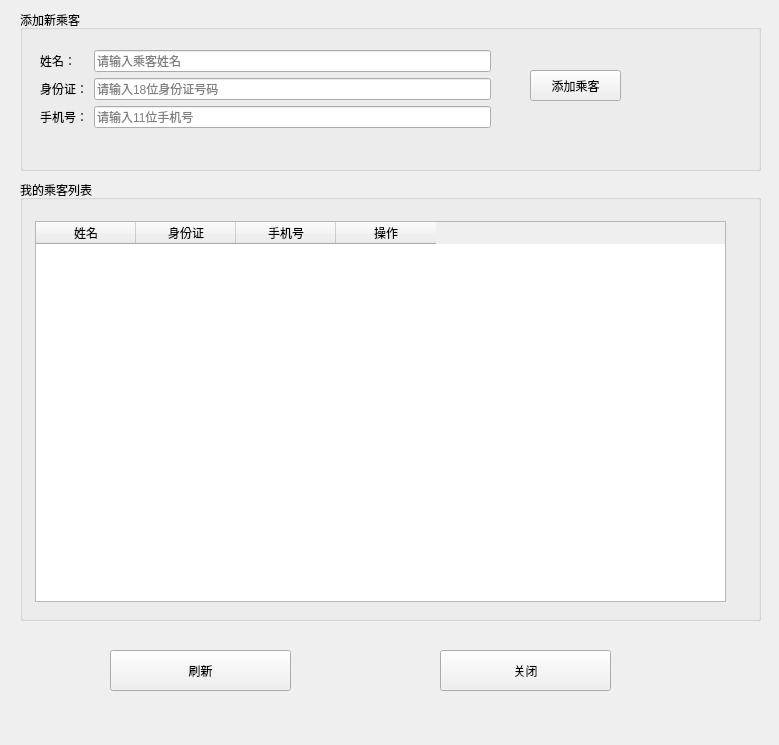
howbirdfly/FlightServer, file Flight/passenger.ui: the form before one commit.
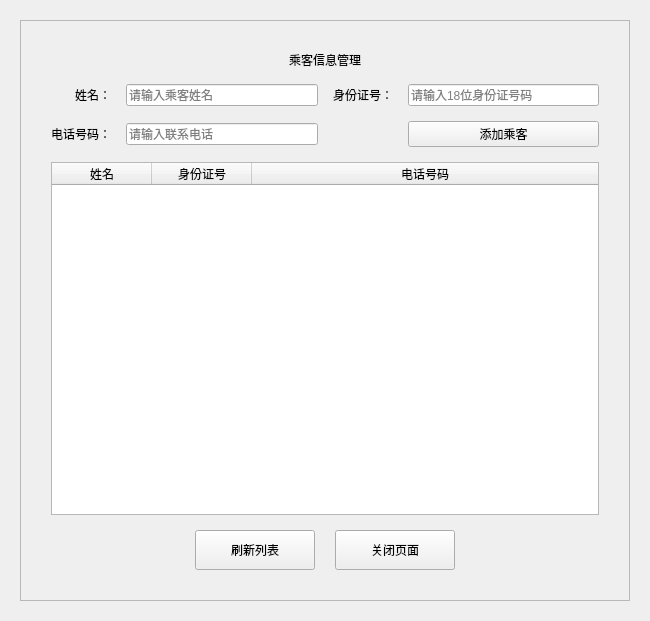
The form after the commit.

Patch:
```diff
--- a/Flight/passenger.ui
+++ b/Flight/passenger.ui
@@ -1,46 +1,81 @@
 <?xml version="1.0" encoding="UTF-8"?>
 <ui version="4.0">
  <class>passenger</class>
- <widget class="QDockWidget" name="passenger">
+ <widget class="QWidget" name="passenger">
   <property name="geometry">
    <rect>
     <x>0</x>
     <y>0</y>
-    <width>779</width>
-    <height>745</height>
+    <width>650</width>
+    <height>621</height>
    </rect>
   </property>
   <property name="windowTitle">
    <string>乘客</string>
   </property>
-  <widget class="QWidget" name="dockWidgetContents">
-   <widget class="QGroupBox" name="groupBox">
-    <property name="geometry">
-     <rect>
-      <x>20</x>
-      <y>10</y>
-      <width>741</width>
-      <height>161</height>
-     </rect>
-    </property>
-    <property name="title">
-     <string>添加新乘客</string>
-    </property>
-    <widget class="QWidget" name="formLayoutWidget">
-     <property name="geometry">
-      <rect>
-       <x>20</x>
-       <y>40</y>
-       <width>451</width>
-       <height>101</height>
-      </rect>
-     </property>
-     <layout class="QFormLayout" name="formLayout">
+  <layout class="QVBoxLayout" name="verticalLayout_main">
+   <property name="spacing">
+    <number>0</number>
+   </property>
+   <property name="leftMargin">
+    <number>20</number>
+   </property>
+   <property name="topMargin">
+    <number>20</number>
+   </property>
+   <property name="rightMargin">
+    <number>20</number>
+   </property>
+   <property name="bottomMargin">
+    <number>20</number>
+   </property>
+   <item>
+    <widget class="QFrame" name="frame">
+     <property name="frameShape">
+      <enum>QFrame::Shape::StyledPanel</enum>
+     </property>
+     <property name="frameShadow">
+      <enum>QFrame::Shadow::Raised</enum>
+     </property>
+     <layout class="QVBoxLayout" name="verticalLayout_frame">
+      <property name="spacing">
+       <number>15</number>
+      </property>
+      <property name="leftMargin">
+       <number>30</number>
+      </property>
+      <property name="topMargin">
+       <number>30</number>
+      </property>
+      <property name="rightMargin">
+       <number>30</number>
+      </property>
+      <property name="bottomMargin">
+       <number>30</number>
+      </property>
+      <item>
+       <widget class="QLabel" name="label_title">
+        <property name="text">
+         <string>乘客信息管理</string>
+        </property>
+        <property name="alignment">
+         <set>Qt::AlignmentFlag::AlignCenter</set>
+        </property>
+       </widget>
+      </item>
+      <item>
+       <layout class="QGridLayout" name="gridLayout_input">
+        <property name="spacing">
+         <number>15</number>
+        </property>
       <item row="0" column="0">
-       <widget class="QLabel" name="label">
+         <widget class="QLabel" name="name">
         <property name="text">
          <string>姓名：</string>
         </property>
+          <property name="alignment">
+           <set>Qt::AlignmentFlag::AlignRight|Qt::AlignmentFlag::AlignTrailing|Qt::AlignmentFlag::AlignVCenter</set>
+          </property>
        </widget>
       </item>
       <item row="0" column="1">
@@ -53,14 +88,17 @@
         </property>
        </widget>
       </item>
-      <item row="1" column="0">
-       <widget class="QLabel" name="label_2">
+        <item row="0" column="2">
+         <widget class="QLabel" name="id">
         <property name="text">
-         <string>身份证：</string>
+           <string>身份证号：</string>
+          </property>
+          <property name="alignment">
+           <set>Qt::AlignmentFlag::AlignRight|Qt::AlignmentFlag::AlignTrailing|Qt::AlignmentFlag::AlignVCenter</set>
         </property>
        </widget>
       </item>
-      <item row="1" column="1">
+        <item row="0" column="3">
        <widget class="QLineEdit" name="edit_idcard">
         <property name="maxLength">
          <number>18</number>
@@ -70,72 +108,55 @@
         </property>
        </widget>
       </item>
-      <item row="2" column="0">
-       <widget class="QLabel" name="label_3">
+        <item row="1" column="0">
+         <widget class="QLabel" name="phone">
         <property name="text">
-         <string>手机号：</string>
+           <string>电话号码：</string>
+          </property>
+          <property name="alignment">
+           <set>Qt::AlignmentFlag::AlignRight|Qt::AlignmentFlag::AlignTrailing|Qt::AlignmentFlag::AlignVCenter</set>
         </property>
        </widget>
       </item>
-      <item row="2" column="1">
+        <item row="1" column="1">
        <widget class="QLineEdit" name="edit_phone">
         <property name="maxLength">
          <number>11</number>
         </property>
         <property name="placeholderText">
-         <string>请输入11位手机号</string>
+           <string>请输入联系电话</string>
         </property>
        </widget>
       </item>
-     </layout>
-    </widget>
+        <item row="1" column="3">
     <widget class="QPushButton" name="btn_add">
-     <property name="geometry">
-      <rect>
-       <x>510</x>
-       <y>60</y>
-       <width>91</width>
-       <height>31</height>
-      </rect>
+          <property name="cursor">
+           <cursorShape>PointingHandCursor</cursorShape>
      </property>
      <property name="text">
       <string>添加乘客</string>
      </property>
     </widget>
-   </widget>
-   <widget class="QGroupBox" name="groupBox_2">
-    <property name="geometry">
-     <rect>
-      <x>20</x>
-      <y>180</y>
-      <width>741</width>
-      <height>441</height>
-     </rect>
-    </property>
-    <property name="title">
-     <string>我的乘客列表</string>
-    </property>
+        </item>
+       </layout>
+      </item>
+      <item>
     <widget class="QTableWidget" name="table_passengers">
-     <property name="geometry">
-      <rect>
-       <x>15</x>
-       <y>41</y>
-       <width>691</width>
-       <height>381</height>
-      </rect>
-     </property>
-     <property name="editTriggers">
-      <set>QAbstractItemView::NoEditTriggers</set>
-     </property>
-     <property name="alternatingRowColors">
+        <property name="sizePolicy">
+         <sizepolicy hsizetype="Expanding" vsizetype="Expanding">
+          <horstretch>0</horstretch>
+          <verstretch>0</verstretch>
+         </sizepolicy>
+        </property>
+        <property name="columnCount">
+         <number>3</number>
+        </property>
+        <attribute name="horizontalHeaderStretchLastSection">
       <bool>true</bool>
-     </property>
-     <property name="selectionMode">
-      <enum>QAbstractItemView::SingleSelection</enum>
-     </property>
-     <property name="selectionBehavior">
-      <enum>QAbstractItemView::SelectRows</enum>
-     </property>
+        </attribute>
+        <attribute name="verticalHeaderVisible">
+         <bool>false</bool>
+        </attribute>
      <column>
       <property name="text">
        <string>姓名</string>
@@ -143,48 +164,85 @@
      </column>
      <column>
       <property name="text">
-       <string>身份证</string>
+          <string>身份证号</string>
       </property>
      </column>
      <column>
       <property name="text">
-       <string>手机号</string>
-      </property>
-     </column>
-     <column>
-      <property name="text">
-       <string>操作</string>
-      </property>
-     </column>
-    </widget>
-   </widget>
-   <widget class="QPushButton" name="btn_close">
-    <property name="geometry">
-     <rect>
-      <x>440</x>
-      <y>650</y>
-      <width>171</width>
-      <height>41</height>
-     </rect>
-    </property>
-    <property name="text">
-     <string>关闭</string>
-    </property>
-   </widget>
+          <string>电话号码</string>
+         </property>
+        </column>
+       </widget>
+      </item>
+      <item>
+       <layout class="QHBoxLayout" name="horizontalLayout_btns">
+        <property name="spacing">
+         <number>20</number>
+        </property>
+        <item>
+         <spacer name="horizontalSpacer">
+          <property name="orientation">
+           <enum>Qt::Orientation::Horizontal</enum>
+          </property>
+          <property name="sizeHint" stdset="0">
+           <size>
+            <width>40</width>
+            <height>20</height>
+           </size>
+          </property>
+         </spacer>
+        </item>
+        <item>
    <widget class="QPushButton" name="btn_refresh">
-    <property name="geometry">
-     <rect>
-      <x>110</x>
-      <y>650</y>
-      <width>181</width>
-      <height>41</height>
-     </rect>
-    </property>
+          <property name="minimumSize">
+           <size>
+            <width>120</width>
+            <height>40</height>
+           </size>
+          </property>
+          <property name="cursor">
+           <cursorShape>PointingHandCursor</cursorShape>
+          </property>
     <property name="text">
-     <string>刷新</string>
-    </property>
-   </widget>
-  </widget>
+           <string>刷新列表</string>
+          </property>
+         </widget>
+        </item>
+        <item>
+         <widget class="QPushButton" name="btn_close">
+          <property name="minimumSize">
+           <size>
+            <width>120</width>
+            <height>40</height>
+           </size>
+          </property>
+          <property name="cursor">
+           <cursorShape>PointingHandCursor</cursorShape>
+          </property>
+          <property name="text">
+           <string>关闭页面</string>
+          </property>
+         </widget>
+        </item>
+        <item>
+         <spacer name="horizontalSpacer_2">
+          <property name="orientation">
+           <enum>Qt::Orientation::Horizontal</enum>
+          </property>
+          <property name="sizeHint" stdset="0">
+           <size>
+            <width>40</width>
+            <height>20</height>
+           </size>
+          </property>
+         </spacer>
+        </item>
+       </layout>
+      </item>
+     </layout>
+    </widget>
+   </item>
+  </layout>
  </widget>
  <resources/>
  <connections/>
```
Left out of the diff: 11 changed lines with no effect on the pictures. Lines whose indentation alone changed are shown as unchanged.
